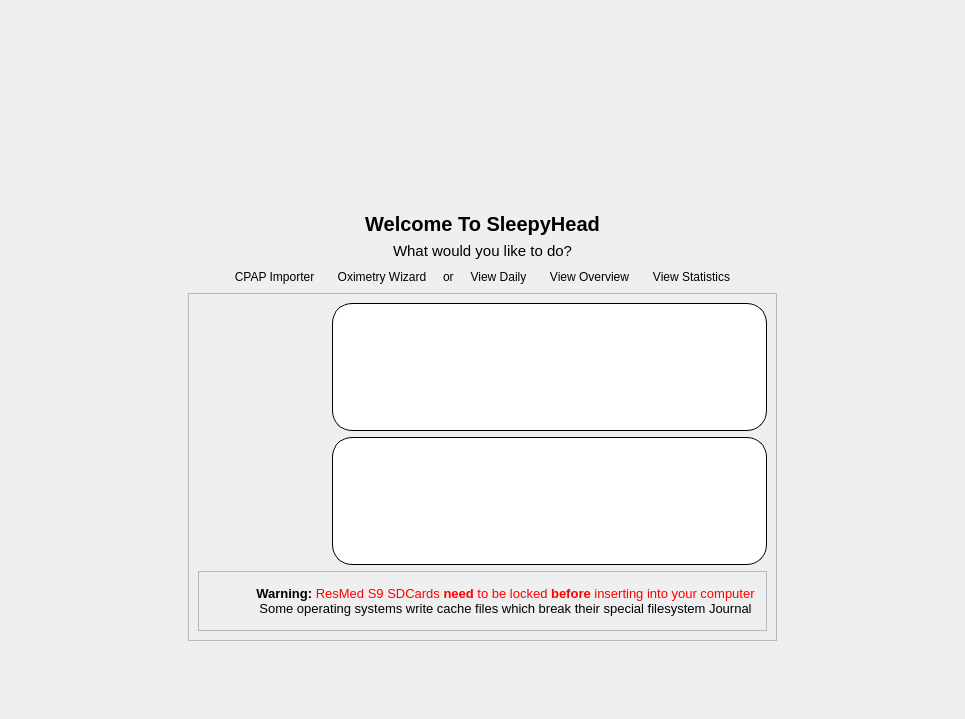
Above: sleepyhead/welcome.ui from sbonaime/sleepyhead-code. before the change. Below: the same form after it.
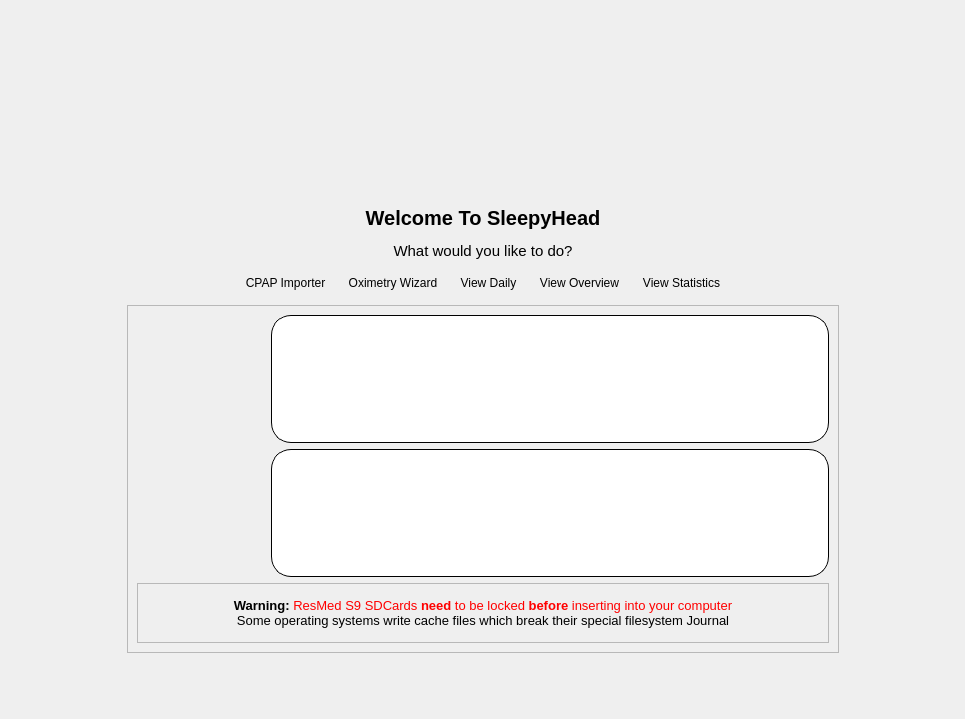
That is the form after the change. Icons and pictures are not drawn.

Commit message: Disable welcome page buttons when no cpap data, fix some Purge issues

What changed in the file:
```diff
--- a/sleepyhead/welcome.ui
+++ b/sleepyhead/welcome.ui
@@ -29,6 +29,21 @@
    </item>
    <item>
     <layout class="QVBoxLayout" name="verticalLayout">
+     <property name="spacing">
+      <number>12</number>
+     </property>
+     <property name="leftMargin">
+      <number>0</number>
+     </property>
+     <property name="topMargin">
+      <number>0</number>
+     </property>
+     <property name="rightMargin">
+      <number>0</number>
+     </property>
+     <property name="bottomMargin">
+      <number>0</number>
+     </property>
      <item>
       <spacer name="verticalSpacer_2">
        <property name="orientation">
@@ -226,19 +241,6 @@
          </property>
         </widget>
        </item>
-       <item>
-        <widget class="QLabel" name="label_4">
-         <property name="sizePolicy">
-          <sizepolicy hsizetype="Minimum" vsizetype="Preferred">
-           <horstretch>0</horstretch>
-           <verstretch>0</verstretch>
-          </sizepolicy>
-         </property>
-         <property name="text">
-          <string>or</string>
-         </property>
-        </widget>
-       </item>
        <item>
         <widget class="QToolButton" name="dailyButton">
          <property name="styleSheet">
@@ -529,6 +531,19 @@
            <enum>QFrame::Raised</enum>
           </property>
           <layout class="QHBoxLayout" name="horizontalLayout_6">
+           <item>
+            <spacer name="horizontalSpacer_7">
+             <property name="orientation">
+              <enum>Qt::Horizontal</enum>
+             </property>
+             <property name="sizeHint" stdset="0">
+              <size>
+               <width>40</width>
+               <height>20</height>
+              </size>
+             </property>
+            </spacer>
+           </item>
            <item>
             <widget class="QLabel" name="label_5">
              <property name="sizePolicy">
@@ -567,6 +582,50 @@
              </property>
             </widget>
            </item>
+           <item>
+            <widget class="QLabel" name="label_4">
+             <property name="sizePolicy">
+              <sizepolicy hsizetype="Fixed" vsizetype="Fixed">
+               <horstretch>0</horstretch>
+               <verstretch>0</verstretch>
+              </sizepolicy>
+             </property>
+             <property name="minimumSize">
+              <size>
+               <width>40</width>
+               <height>40</height>
+              </size>
+             </property>
+             <property name="maximumSize">
+              <size>
+               <width>40</width>
+               <height>40</height>
+              </size>
+             </property>
+             <property name="text">
+              <string notr="true"/>
+             </property>
+             <property name="pixmap">
+              <pixmap resource="Resources.qrc">:/icons/sdcard-lock.png</pixmap>
+             </property>
+             <property name="scaledContents">
+              <bool>true</bool>
+             </property>
+            </widget>
+           </item>
+           <item>
+            <spacer name="horizontalSpacer_8">
+             <property name="orientation">
+              <enum>Qt::Horizontal</enum>
+             </property>
+             <property name="sizeHint" stdset="0">
+              <size>
+               <width>40</width>
+               <height>20</height>
+              </size>
+             </property>
+            </spacer>
+           </item>
           </layout>
          </widget>
         </item>
```
The commit also changes 5 other files.
